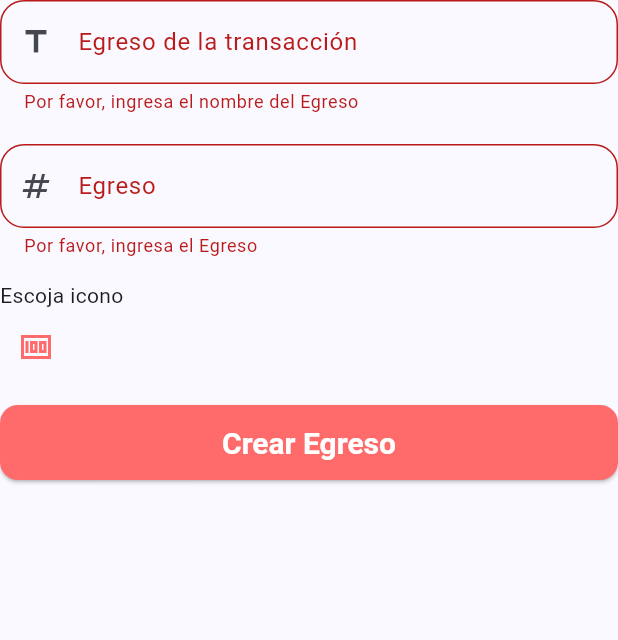
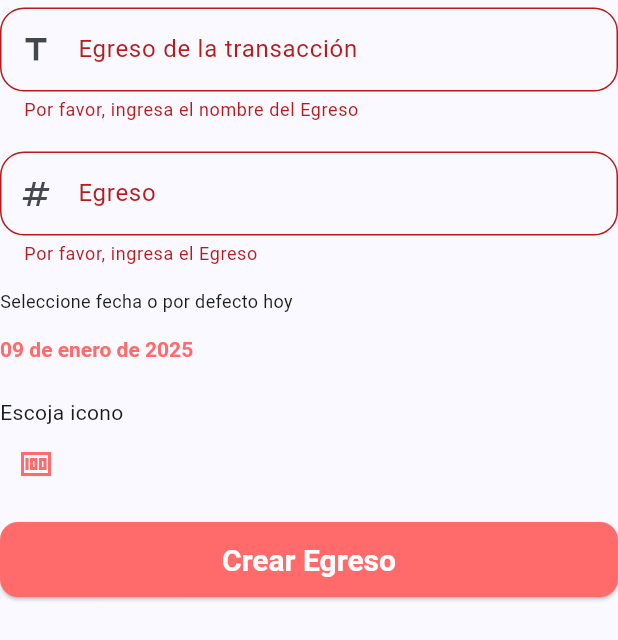
Before and after one commit to Danny-Quezada/MIQUE, a Flutter app: the TransactionForm widget shown alone on an empty page, opened directly with empty values, after a tap on an icon or button, on a phone screen of 412 x 824 dp. Shown: the top 640 px of the screen. Run offline on Flutter 3.47's test engine with Material 3 defaults, Android fonts, the light colour scheme and no system bars; our stand-ins replace cloud_firestore, firebase_auth, firebase_core, firebase_storage, flutter_dotenv, flutter_slidable and 3 more; missing offline and left inert: flutter_iconpicker_plus, flutter_skeleton_ui, syncfusion_flutter_core; accounts and stored records are empty.

Commit message:
Adding Datetime Picker in Transaction page and modifying DateConverter

```diff
--- a/lib/ui/pages/transaction_page.dart
+++ b/lib/ui/pages/transaction_page.dart
@@ -212,6 +212,7 @@
                   context: context,
                   builder: (context) {
                     return AlertDialog(
+                      titlePadding: EdgeInsets.zero,
                       title: const Text(
                         "Egreso",
                         style: TextStyle(
@@ -256,13 +257,30 @@
 
   TextEditingController _nameController = TextEditingController();
   TextEditingController _amountController = TextEditingController();
+  DateTime _datetime = DateTime.now();
+  _pickIcon() async {
+    IconData? icon =
+        await FlutterIconPicker.showIconPicker(context, iconPackModes: [
+      IconPack.custom
+    ], customIconPack: {
+      "Universidad": Icons.school,
+      "Renta": Icons.house,
+      "Dinero": Icons.money_sharp,
+      "Luz": Icons.lightbulb_sharp,
+      "Agua": Icons.water_damage_rounded,
+      "Comida": Icons.food_bank,
+      "GYM": Icons.sports_gymnastics_outlined,
+      "Niños": Icons.diversity_1_sharp,
+      "Gasolina": Icons.local_gas_station_sharp,
+      "Juegos": Icons.games,
+      "Diversión": Icons.park_rounded
+    });
 
-  _pickIcon() async {
-    IconData? icon = await FlutterIconPicker.showIconPicker(context,
-        iconPackModes: [IconPack.material]);
+    _icon = icon != null ? Icon(icon) : _icon;
+    if (_icon.icon != _icon.icon) {
+      setState(() {});
+    }
 
-    _icon = Icon(icon);
-    setState(() {});
     debugPrint('Picked Icon:  $icon');
   }
 
@@ -278,6 +296,9 @@
         child: Column(
           crossAxisAlignment: CrossAxisAlignment.start,
           children: [
+            const SizedBox(
+              height: 5,
+            ),
             TextFormField(
               controller: _nameController,
               decoration: InputDecoration(
@@ -313,6 +334,32 @@
             const SizedBox(
               height: 15,
             ),
+            const Text(
+              "Seleccione fecha o por defecto hoy",
+              style: TextStyle(fontSize: 12),
+            ),
+            TextButton(
+                style: ButtonStyle(
+                    foregroundColor: WidgetStatePropertyAll(
+                        widget.isIncome == true
+                            ? SettingColor.greenColor
+                            : SettingColor.redColor),
+                    padding: WidgetStatePropertyAll(EdgeInsets.zero)),
+                onPressed: () async {
+                  _datetime = await showDatePicker(
+                          context: context,
+                          firstDate: DateTime(1990),
+                          lastDate: DateTime(2030)) ??
+                      DateTime.now();
+                  if (_datetime != DateTime.now()) {
+                    setState(() {});
+                  }
+                },
+                child: Text(
+                    DateConverter.formatDateWithMonthName(date: _datetime))),
+            const SizedBox(
+              height: 8,
+            ),
             const Text("Escoja icono"),
             IconButton(
                 onPressed: _pickIcon,
@@ -341,7 +388,8 @@
                                 ? double.parse(_amountController.text)
                                 : -double.parse(_amountController.text),
                             iconName: _icon.icon!.codePoint.toString(),
-                            date: DateConverter.formatDateWithMonthName()),
+                            date: DateConverter.formatDateWithMonthName(
+                                date: _datetime)),
                         widget.bookModel.id,
                         userProvider.firebaseUser!.uid);
                     Navigator.pop(context);
--- a/lib/ui/utils/date_converter.dart
+++ b/lib/ui/utils/date_converter.dart
@@ -13,12 +13,12 @@
     'noviembre',
     'diciembre'
   ];
-  static String formatDateWithMonthName() {
-    final now = DateTime.now();
+  static String formatDateWithMonthName({DateTime? date}) {
+    final datetime = date ?? DateTime.now();
 
-    final day = now.day.toString().padLeft(2, '0');
-    final month = monthNames[now.month - 1];
-    final year = now.year;
+    final day = datetime.day.toString().padLeft(2, '0');
+    final month = monthNames[datetime.month - 1];
+    final year = datetime.year;
 
     return '$day de $month de $year';
   }
```
